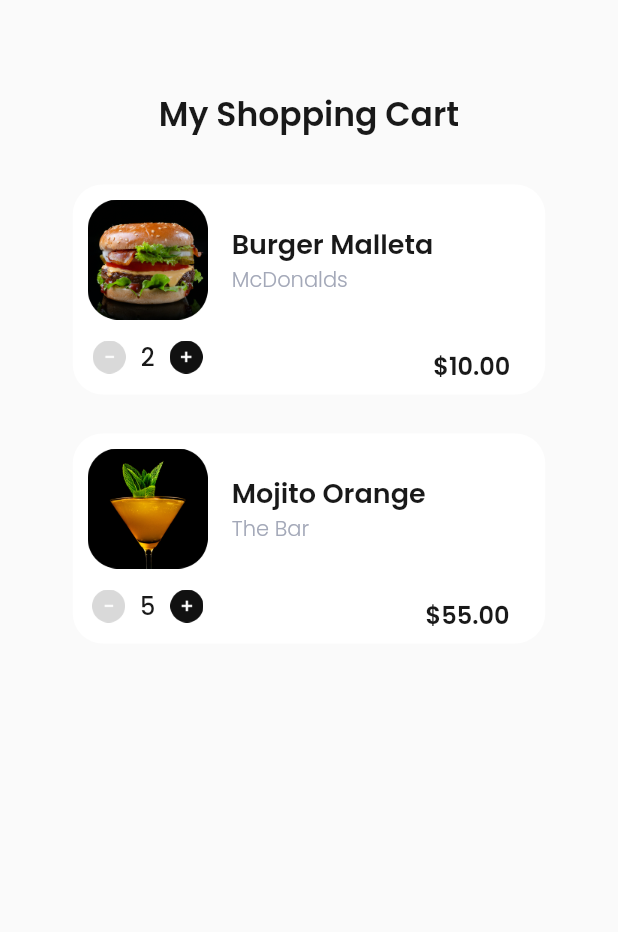
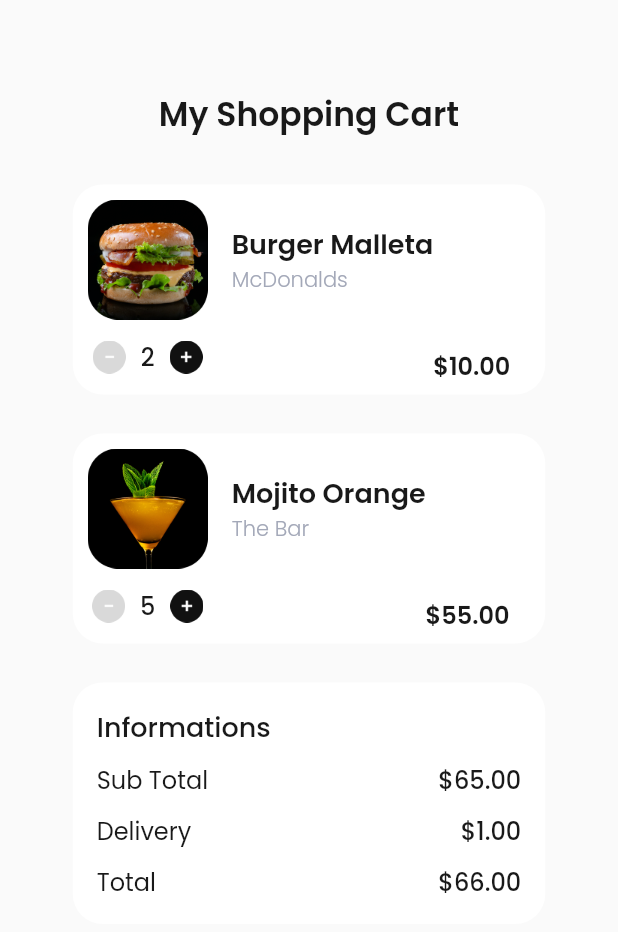
Before and after one commit to Jerry2204/Seven-Days-Flutter, a Flutter app: the screen it shows after launch, on a phone screen of 412 x 824 dp. Shown: the top 932 px of the screen. Run offline on Flutter 3.47's test engine with Material 2 defaults, Android fonts, the phone set to English and light mode, and no system bars; our stand-ins replace google_fonts.

Commit message:
information cart

```diff
--- a/lib/pages/first_trade.dart
+++ b/lib/pages/first_trade.dart
@@ -45,6 +45,112 @@ class FirstTrade extends StatelessWidget {
               place: 'The Bar',
               price: '\$55.00',
             ),
+            SizedBox(
+              height: 26,
+            ),
+            Container(
+              width: 315,
+              height: 161,
+              decoration: BoxDecoration(
+                color: Color(0xffFFFFFF),
+                borderRadius: BorderRadius.circular(20),
+              ),
+              child: Padding(
+                padding: const EdgeInsets.only(
+                  top: 16,
+                  left: 16,
+                  right: 16,
+                ),
+                child: Column(
+                  crossAxisAlignment: CrossAxisAlignment.start,
+                  children: [
+                    Text(
+                      'Informations',
+                      style: GoogleFonts.poppins(
+                        color: Color(0xff191919),
+                        fontSize: 18,
+                        fontWeight: FontWeight.w500,
+                      ),
+                    ),
+                    SizedBox(
+                      height: 10,
+                    ),
+                    Row(
+                      mainAxisAlignment: MainAxisAlignment.spaceBetween,
+                      children: [
+                        Column(
+                          crossAxisAlignment: CrossAxisAlignment.start,
+                          children: [
+                            Text(
+                              'Sub Total',
+                              style: GoogleFonts.poppins(
+                                color: Color(0xff191919),
+                                fontSize: 16,
+                              ),
+                            ),
+                            SizedBox(
+                              height: 10,
+                            ),
+                            Text(
+                              'Delivery',
+                              style: GoogleFonts.poppins(
+                                color: Color(0xff191919),
+                                fontSize: 16,
+                              ),
+                            ),
+                            SizedBox(
+                              height: 10,
+                            ),
+                            Text(
+                              'Total',
+                              style: GoogleFonts.poppins(
+                                color: Color(0xff191919),
+                                fontSize: 16,
+                              ),
+                            ),
+                          ],
+                        ),
+                        Column(
+                          crossAxisAlignment: CrossAxisAlignment.end,
+                          children: [
+                            Text(
+                              '\$65.00',
+                              style: GoogleFonts.poppins(
+                                color: Color(0xff191919),
+                                fontSize: 16,
+                                fontWeight: FontWeight.w500,
+                              ),
+                            ),
+                            SizedBox(
+                              height: 10,
+                            ),
+                            Text(
+                              '\$1.00',
+                              style: GoogleFonts.poppins(
+                                color: Color(0xff191919),
+                                fontSize: 16,
+                                fontWeight: FontWeight.w500,
+                              ),
+                            ),
+                            SizedBox(
+                              height: 10,
+                            ),
+                            Text(
+                              '\$66.00',
+                              style: GoogleFonts.poppins(
+                                color: Color(0xff191919),
+                                fontSize: 16,
+                                fontWeight: FontWeight.w500,
+                              ),
+                            ),
+                          ],
+                        ),
+                      ],
+                    )
+                  ],
+                ),
+              ),
+            )
           ],
         ),
       ),
```
